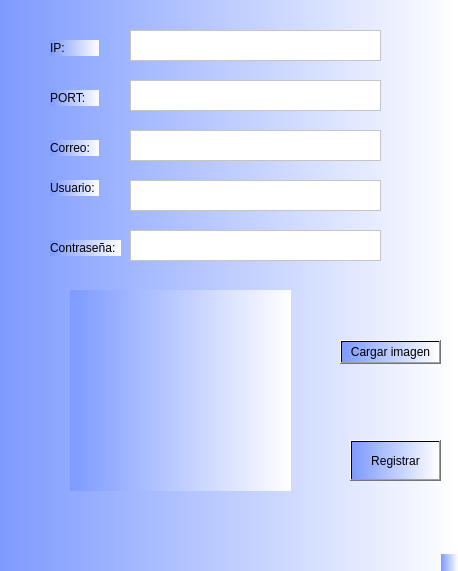
This is Practica7/Registro.ui in alexd403/PA_team as Qt 5 draws it before an edit. The edited form follows.
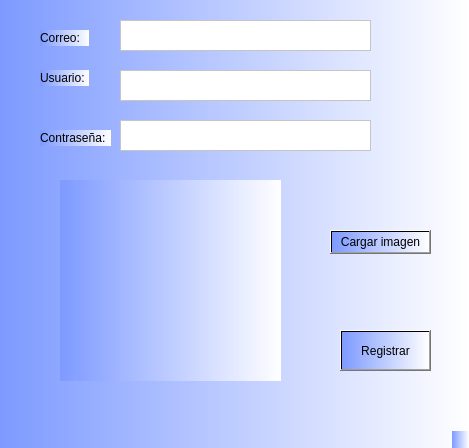
This is the edited form. Icons and pictures are not drawn.

The edit to the form file:
```diff
--- a/Practica7/Registro.ui
+++ b/Practica7/Registro.ui
@@ -6,8 +6,8 @@
    <rect>
     <x>0</x>
     <y>0</y>
-    <width>458</width>
-    <height>571</height>
+    <width>469</width>
+    <height>448</height>
    </rect>
   </property>
   <property name="windowTitle">
@@ -21,37 +21,11 @@
    <string notr="true">background-color:qlineargradient(spread:pad, x1:0, y1:0, x2:1, y2:0, stop:0 rgba(125, 154, 255, 255), stop:1 rgba(255, 255, 255, 255));</string>
   </property>
   <widget class="QWidget" name="centralwidget">
-   <widget class="QTextEdit" name="ip_txe">
-    <property name="geometry">
-     <rect>
-      <x>130</x>
-      <y>30</y>
-      <width>251</width>
-      <height>31</height>
-     </rect>
-    </property>
-    <property name="styleSheet">
-     <string notr="true">background-color: rgb(255, 255, 255);</string>
-    </property>
-   </widget>
-   <widget class="QTextEdit" name="port_txe">
-    <property name="geometry">
-     <rect>
-      <x>130</x>
-      <y>80</y>
-      <width>251</width>
-      <height>31</height>
-     </rect>
-    </property>
-    <property name="styleSheet">
-     <string notr="true">background-color: rgb(255, 255, 255);</string>
-    </property>
-   </widget>
    <widget class="QTextEdit" name="correo_txe">
     <property name="geometry">
      <rect>
-      <x>130</x>
-      <y>130</y>
+      <x>120</x>
+      <y>20</y>
       <width>251</width>
       <height>31</height>
      </rect>
@@ -63,8 +37,8 @@
    <widget class="QTextEdit" name="usue_txe">
     <property name="geometry">
      <rect>
-      <x>130</x>
-      <y>180</y>
+      <x>120</x>
+      <y>70</y>
       <width>251</width>
       <height>31</height>
      </rect>
@@ -73,37 +47,11 @@
      <string notr="true">background-color: rgb(255, 255, 255);</string>
     </property>
    </widget>
-   <widget class="QLabel" name="label">
-    <property name="geometry">
-     <rect>
-      <x>50</x>
-      <y>40</y>
-      <width>49</width>
-      <height>16</height>
-     </rect>
-    </property>
-    <property name="text">
-     <string>IP:</string>
-    </property>
-   </widget>
-   <widget class="QLabel" name="label_2">
-    <property name="geometry">
-     <rect>
-      <x>50</x>
-      <y>90</y>
-      <width>49</width>
-      <height>16</height>
-     </rect>
-    </property>
-    <property name="text">
-     <string>PORT:</string>
-    </property>
-   </widget>
    <widget class="QLabel" name="label_3">
     <property name="geometry">
      <rect>
-      <x>50</x>
-      <y>140</y>
+      <x>40</x>
+      <y>30</y>
       <width>49</width>
       <height>16</height>
      </rect>
@@ -115,8 +63,8 @@
    <widget class="QLabel" name="label_4">
     <property name="geometry">
      <rect>
-      <x>50</x>
-      <y>180</y>
+      <x>40</x>
+      <y>70</y>
       <width>49</width>
       <height>16</height>
      </rect>
@@ -128,8 +76,8 @@
    <widget class="QTextEdit" name="contras_txe">
     <property name="geometry">
      <rect>
-      <x>130</x>
-      <y>230</y>
+      <x>120</x>
+      <y>120</y>
       <width>251</width>
       <height>31</height>
      </rect>
@@ -141,8 +89,8 @@
    <widget class="QLabel" name="label_5">
     <property name="geometry">
      <rect>
-      <x>50</x>
-      <y>240</y>
+      <x>40</x>
+      <y>130</y>
       <width>71</width>
       <height>16</height>
      </rect>
@@ -154,8 +102,8 @@
    <widget class="QPushButton" name="registrar_btn">
     <property name="geometry">
      <rect>
-      <x>350</x>
-      <y>440</y>
+      <x>340</x>
+      <y>330</y>
       <width>91</width>
       <height>41</height>
      </rect>
@@ -167,8 +115,8 @@
    <widget class="QLabel" name="imagen_lbl">
     <property name="geometry">
      <rect>
-      <x>70</x>
-      <y>290</y>
+      <x>60</x>
+      <y>180</y>
       <width>221</width>
       <height>201</height>
      </rect>
@@ -183,8 +131,8 @@
    <widget class="QPushButton" name="imagen_btn">
     <property name="geometry">
      <rect>
-      <x>340</x>
-      <y>340</y>
+      <x>330</x>
+      <y>230</y>
       <width>101</width>
       <height>24</height>
      </rect>
```
Left out of the diff: 2 changed lines with no effect on the pictures.
